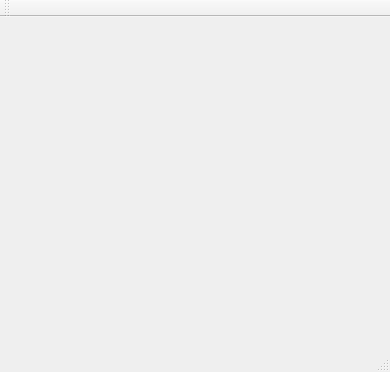
First picture: the form in mainwindow.ui, repository bogdyname/Freechat-Windows, before the edit.
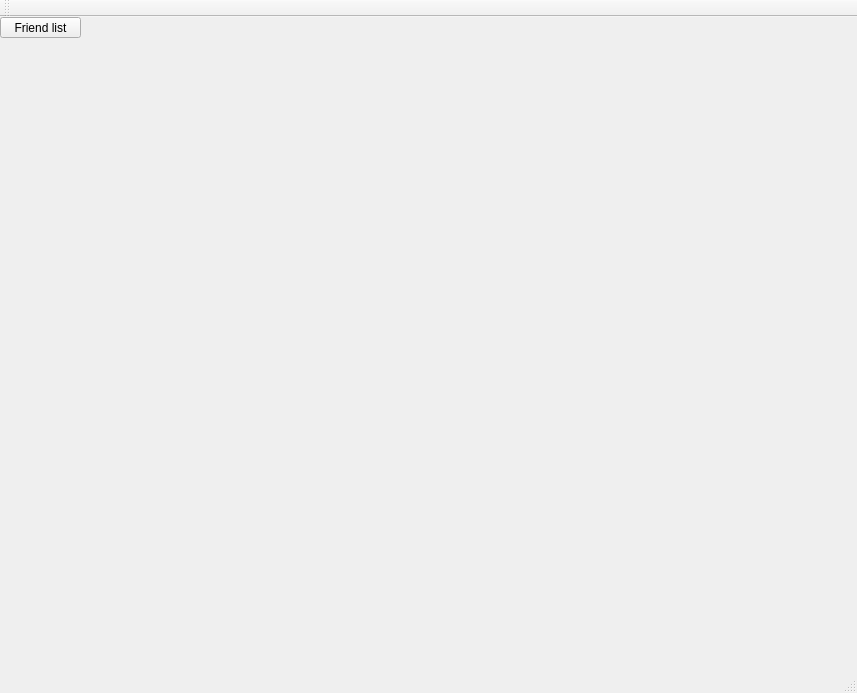
Second picture: the form after the edit.

```diff
--- a/mainwindow.ui
+++ b/mainwindow.ui
@@ -6,14 +6,28 @@
    <rect>
     <x>0</x>
     <y>0</y>
-    <width>390</width>
-    <height>372</height>
+    <width>857</width>
+    <height>693</height>
    </rect>
   </property>
   <property name="windowTitle">
    <string>MainWindow</string>
   </property>
-  <widget class="QWidget" name="centralWidget"/>
+  <widget class="QWidget" name="centralWidget">
+   <widget class="QPushButton" name="pushButtonFL">
+    <property name="geometry">
+     <rect>
+      <x>0</x>
+      <y>0</y>
+      <width>81</width>
+      <height>21</height>
+     </rect>
+    </property>
+    <property name="text">
+     <string>Friend list</string>
+    </property>
+   </widget>
+  </widget>
   <widget class="QMenuBar" name="menuBar">
    <property name="geometry">
     <rect>
```
Left out of the diff: 2 changed lines with no effect on the pictures.
